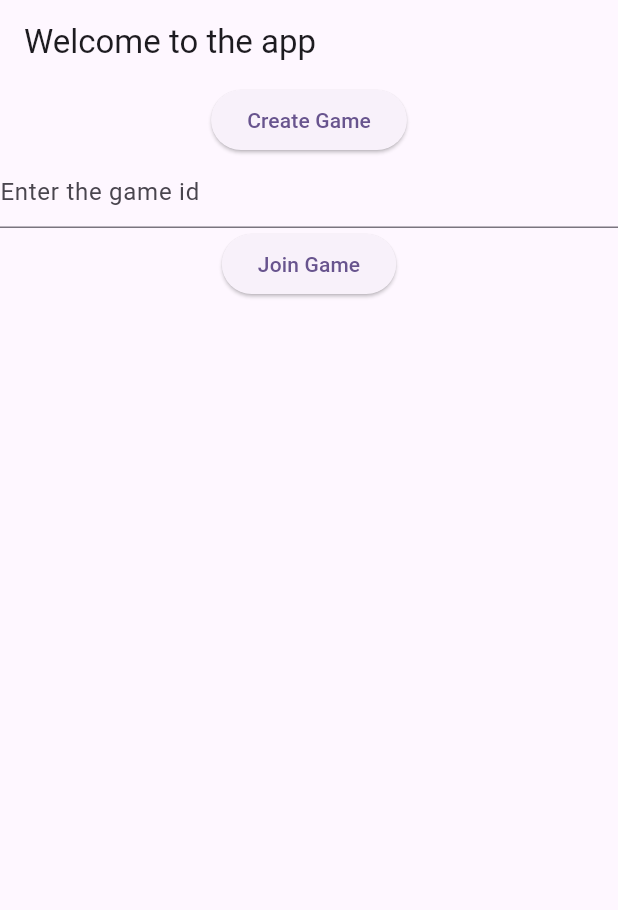
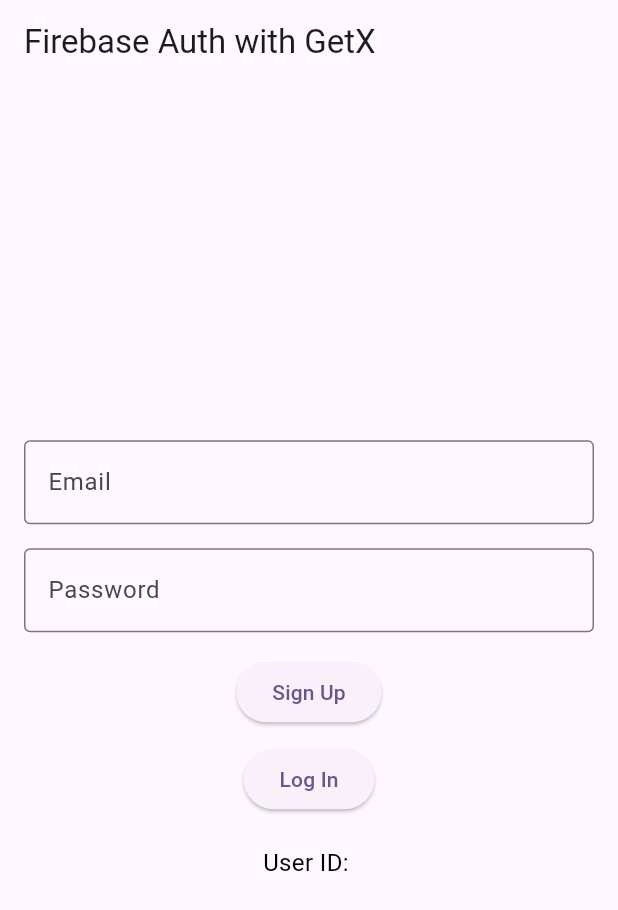
Before and after one commit to KenilViradiya/sample, a Flutter app: the screen it shows after launch, on a phone screen of 412 x 824 dp. Shown: the top 910 px of the screen. Run offline on Flutter 3.47's test engine with Material 3 defaults, Android fonts, the phone set to English and light mode, and no system bars; our stand-ins replace cloud_firestore, firebase_auth, firebase_core, firebase_database, get; missing offline and left inert: dart:ffi; accounts and stored records are empty.

Commit message:
join issue1

```diff
--- /dev/null
+++ b/lib/features/enum_status.dart
@@ -0,0 +1,5 @@
+enum  Game_Status
+{
+  waiting,
+
+}
--- a/lib/features/gamescreen/game_controller.dart
+++ /dev/null
@@ -1,119 +0,0 @@
-import 'dart:math';
-
-import 'package:cloud_firestore/cloud_firestore.dart';
-import 'package:firebase_database/firebase_database.dart';
-import 'package:get/get.dart';
-
-import '../Services/firestore_services.dart';
-
-class GameController extends GetxController {
-  late final Firestore_Services firestore_services;
-  var board = List<String?>.filled(9, '').obs;
-  RxString symbol = ''.obs;
-  RxString  turn = ''.obs;
-  RxString currentturn = 'player1'.obs;
-
-  // Store the current player ID
-  var winner = ''.obs;
-  var gameid = '';
-  final DatabaseReference databaseRef =
-  FirebaseDatabase.instance.ref(); // Updated reference
-  String gameIDGenerate() {
-    final Set<String> _existingGameIds = {}; // Set to track existing game IDs
-
-    const characters =
-        'abcdefghijklmnopqrstuvwxyzABCDEFGHIJKLMNOPQRSTUVWXYZ0123456789';
-    Random random = Random();
-    do {
-      gameid = List.generate(
-          5, (index) => characters[random.nextInt(characters.length)]).join();
-    } while (_existingGameIds.contains(gameid));
-    _existingGameIds.add(gameid);
-    print("Game create $gameid");
-    return gameid;
-  }
-
-  @override
-  void onInit() {
-    firestore_services = Firestore_Services(gameid);
-    super.onInit();
-  }
-
-
-  String uniqueUserid() {
-    return FirebaseFirestore.instance
-        .collection('Games')
-        .doc()
-        .id;
-  }
-
-  bool checkWinner(List<dynamic> board) {
-    const winningConditions = [
-      [0, 1, 2],
-      [3, 4, 5],
-      [6, 7, 8],
-      [0, 3, 6],
-      [1, 4, 7],
-      [2, 5, 8],
-      [0, 4, 8],
-      [2, 4, 6],
-    ];
-
-    for (var combination in winningConditions) {
-      if (board[combination[0]] != null &&
-          board[combination[0]] == board[combination[1]] &&
-          board[combination[0]] == board[combination[2]]) {
-        return true; // Return the winner ('X' or 'O')
-      }
-    }
-    return false;
-  }
-  void listenToGameUpdates() {
-    final DatabaseReference gameRef = FirebaseDatabase.instance.ref("Games/$gameid");
-
-    gameRef.onValue.listen((event) {
-      if (event.snapshot.exists) {
-        Map<String, dynamic> gameData = (event.snapshot.value as Map<Object?, Object?>).cast<String, dynamic>();
-print('$gameData');
-        // Update the current turn and board state
-        turn.value = gameData['turn'] ;
-        print('current player $turn');
-        board.assignAll((gameData['board'] as List<dynamic>).cast<String?>());
-
-      }
-    });
-  }
-
-  void makeMove(int index) {
-    // Ensure the move is valid: check if the index is empty and if it's the current player's turn
-    if (board[index] == '' ) {
-      // Check if it's the correct player's turn
-      if (turn.value == 'player1' && currentturn.value == 'player1Id') {
-        board[index] = 'X'; // Player 1's symbol
-        updateGame();
-      } else if (turn.value == 'player2' && currentturn.value == 'player2Id') {
-        board[index] = 'O'; // Player 2's symbol
-        updateGame();
-      } else {
-        print('It is not your turn!');
-      }
-    } else {
-      print('Invalid move.');
-    }
-  }
-
-  void updateGame() {
-    // Update the game in Firebase
-    databaseRef.child("Games/$gameid").update({
-      'board': board,
-      'turn': turn.value == 'player1' ? 'player2' : 'player1', // Switch turn
-    }).then((_) {
-      print("Board and turn updated successfully.");
-    }).catchError((error) {
-      print("Failed to update board and turn: $error");
-    });
-  }
-
-
-
-}
--- a/lib/features/model/game.dart
+++ b/lib/features/model/game.dart
@@ -32,7 +32,7 @@
     return {
       'player1': player1,
       'player2': '',
-      'board':  List<String?>.filled(9, '').obs
+      'board':  List<String?>.filled(9, null).obs
     ,
       'turn': 'player1',
       'winner': winner,
--- /dev/null
+++ b/lib/features/screen/login/controller.dart
@@ -0,0 +1,40 @@
+import 'package:firebase_auth/firebase_auth.dart';
+import 'package:get/get.dart';
+
+class Login_controller extends GetxController {
+  final FirebaseAuth _auth = FirebaseAuth.instance;
+  RxString userid = ''.obs;
+  late UserCredential userCredential;
+
+  Future<bool> signUp(String email, String Password) async {
+    try {
+       userCredential = await _auth
+          .createUserWithEmailAndPassword(email: email, password: Password);
+       userid.value = userCredential.user!.uid;
+       print('User id $userid');
+
+       print('User signed up: ${userCredential.user!.email}');
+       return true;
+    } on FirebaseAuthException catch (e) {
+      print('Failed to sign up: $e');
+      return false;
+    }}
+    Future<bool> logIn(String email, String Password) async {
+      try {
+         userCredential = await _auth.signInWithEmailAndPassword(
+          email: email,
+          password: Password,
+
+         );
+         userid.value = userCredential.user!.uid;
+         print('User id $userid');
+
+         print('User logged in: ${userCredential.user!.email}');
+   return true;
+      } on FirebaseAuthException catch (e) {
+        print('Failed to log in: $e');
+        return false;
+      }
+    }
+
+}
--- /dev/null
+++ b/lib/features/screen/login/loginscreen.dart
@@ -0,0 +1,93 @@
+import 'package:flutter/material.dart';
+import 'package:get/get.dart';
+import 'package:multiplayer/features/screen/gamescreen/game_screen.dart';
+import 'package:multiplayer/features/screen/login/controller.dart';
+import 'package:multiplayer/features/screen/mainscreen/mainscreen.dart';
+
+
+class LoginScreen extends StatelessWidget {
+  final Login_controller loginController = Get.put(Login_controller());
+
+  final TextEditingController emailController = TextEditingController();
+  final TextEditingController passwordController = TextEditingController();
+
+  @override
+  Widget build(BuildContext context) {
+    return Scaffold(
+      appBar: AppBar(
+        title: Text('Firebase Auth with GetX'),
+      ),
+      body: Padding(
+        padding: const EdgeInsets.all(16.0),
+        child: Column(
+          mainAxisAlignment: MainAxisAlignment.center,
+          children: [
+            // Email Input
+            TextField(
+              controller: emailController,
+              decoration: InputDecoration(
+                labelText: 'Email',
+                border: OutlineInputBorder(),
+              ),
+            ),
+            SizedBox(height: 16),
+
+            // Password Input
+            TextField(
+              controller: passwordController,
+              decoration: InputDecoration(
+                labelText: 'Password',
+                border: OutlineInputBorder(),
+              ),
+              obscureText: true,
+            ),
+            SizedBox(height: 16),
+
+            // Sign Up Button
+            ElevatedButton(
+              onPressed: () async {
+                String email = emailController.text.trim();
+                String password = passwordController.text.trim();
+                if(await loginController.signUp(email, password)) {
+                  Get.to(Main_Screen());
+                }
+                else
+                  {
+                    print('error in signup');
+                  }
+              },
+              child: Text('Sign Up'),
+            ),
+            SizedBox(height: 10),
+
+            // Log In Button
+            ElevatedButton(
+              onPressed: () async {
+                String email = emailController.text.trim();
+                String password = passwordController.text.trim();
+               if( await loginController.logIn(email, password)){
+                Get.to(Main_Screen());
+              }
+               else
+                 {
+                   print('error in login');
+                 }
+                 },
+              child: Text('Log In'),
+            ),
+
+            SizedBox(height: 20),
+
+            // Displaying User ID
+            Obx(() {
+              return Text(
+                'User ID: ${loginController.userid.value}',
+                style: TextStyle(fontSize: 16, color: Colors.black),
+              );
+            }),
+          ],
+        ),
+      ),
+    );
+  }
+}
--- a/lib/features/mainscreen/mainscreen.dart
+++ b/lib/features/screen/mainscreen/mainscreen.dart
@@ -3,17 +3,16 @@
 import 'package:get/get.dart';
 import 'package:get/get_core/src/get_main.dart';
 
-import '../Services/firestore_services.dart';
-import '../gamescreen/game_controller.dart';
-import '../gamescreen/game_screen.dart';
+import '../../Services/firestore_services.dart';
+import 'controllers/main_controller.dart';
+
 
 class Main_Screen extends StatelessWidget {
   Main_Screen({super.key});
 
   @override
   Widget build(BuildContext context) {
-    final GameController gameController = Get.put(GameController());
-    final playerid = gameController.uniqueUserid();// Unique player ID
+    final MainController controller = Get.put(MainController());
 
     final TextEditingController _gameid = TextEditingController(); // Controller for game ID input
     return Scaffold(
@@ -25,10 +24,10 @@
           // Button to create a new game
           ElevatedButton(
             onPressed: () {
-              final gameid = gameController.gameIDGenerate(); // Generate a new game ID
-              final services = Firestore_Services(gameid);
+              final gameid = controller.gameIDGenerate(); // Generate a new game ID
+              final services = Firestore_Services(gameid!);
 
-              services.createGame(playerid,gameid);
+              services.createGame(gameid);
             },
             child: Text('Create Game'),
           ),
@@ -44,7 +43,7 @@
               if (enteredGameId.isNotEmpty) {
                 final services = Firestore_Services(enteredGameId); // Initialize Firestore service with the entered game ID
 
-                services.joinGame(enteredGameId, playerid); // Join game as player2
+                services.joinGame(enteredGameId); // Join game as player2
                 print('Player joined game with ID: $enteredGameId');
                 // Get.to(GameScreen(gameId: enteredGameId, playerId: playerid)); // Navigate to game screen
               } else {
--- a/lib/main.dart
+++ b/lib/main.dart
@@ -1,8 +1,7 @@
 import 'package:firebase_core/firebase_core.dart';
 import 'package:flutter/material.dart';
 import 'package:get/get.dart';
-import 'package:multiplayer/features/gamescreen/game_screen.dart';
-import 'package:multiplayer/features/mainscreen/mainscreen.dart';
+import 'package:multiplayer/features/screen/login/loginscreen.dart';
 
 void main() async{
   WidgetsFlutterBinding.ensureInitialized();
@@ -27,7 +26,7 @@
         colorScheme: ColorScheme.fromSeed(seedColor: Colors.deepPurple),
         useMaterial3: true,
       ),
-        home: Main_Screen()
+        home: LoginScreen()
     );
   }
 }
--- /dev/null
+++ b/lib/player_type.dart
@@ -0,0 +1,3 @@
+enum PlayerType{
+  joiner, creator;
+}
--- a/pubspec.yaml
+++ b/pubspec.yaml
@@ -39,6 +39,8 @@
   firebase_core: ^3.6.0
   cloud_firestore:
   firebase_database: ^11.1.4
+  firebase_auth:
+
 
 dev_dependencies:
   flutter_test:
```
Also changed, not shown: lib/features/Services/firestore_services.dart (+58 -49 lines), lib/features/gamescreen/game_screen.dart (deleted, +0 -80 lines), lib/features/screen/gamescreen/game_controller.dart (added, +95 -0 lines), lib/features/screen/gamescreen/game_screen.dart (added, +95 -0 lines), lib/features/screen/mainscreen/controllers/main_controller.dart (added, +30 -0 lines), lib/features/mainscreen/main_screen_controller.dart (deleted), pubspec.lock, 4 other files.
